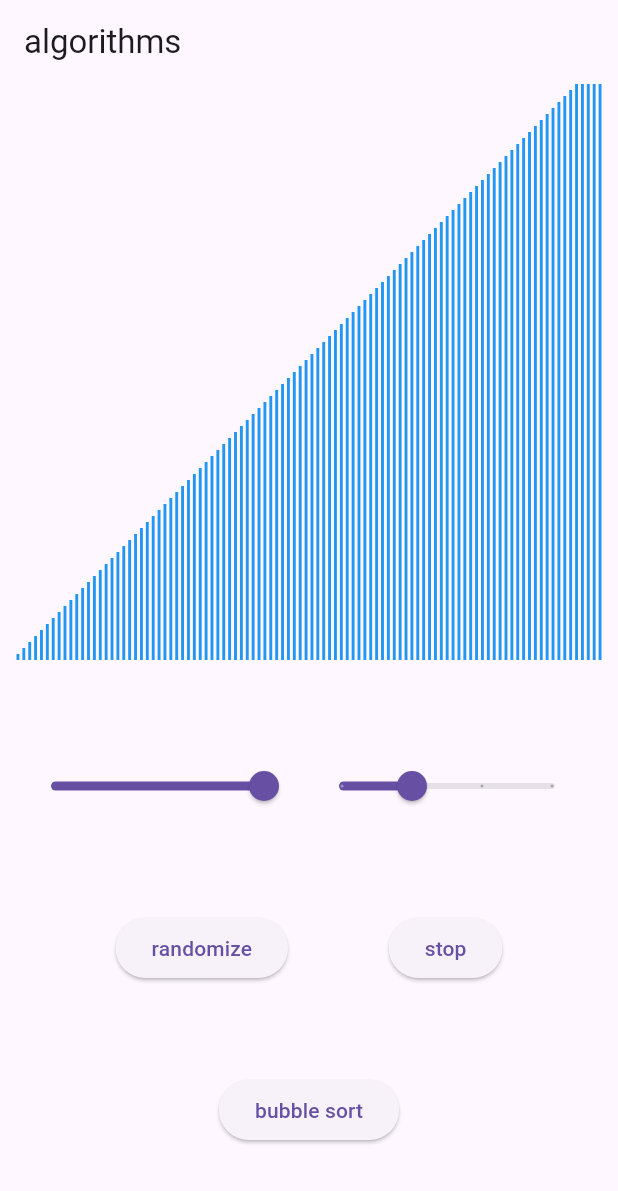
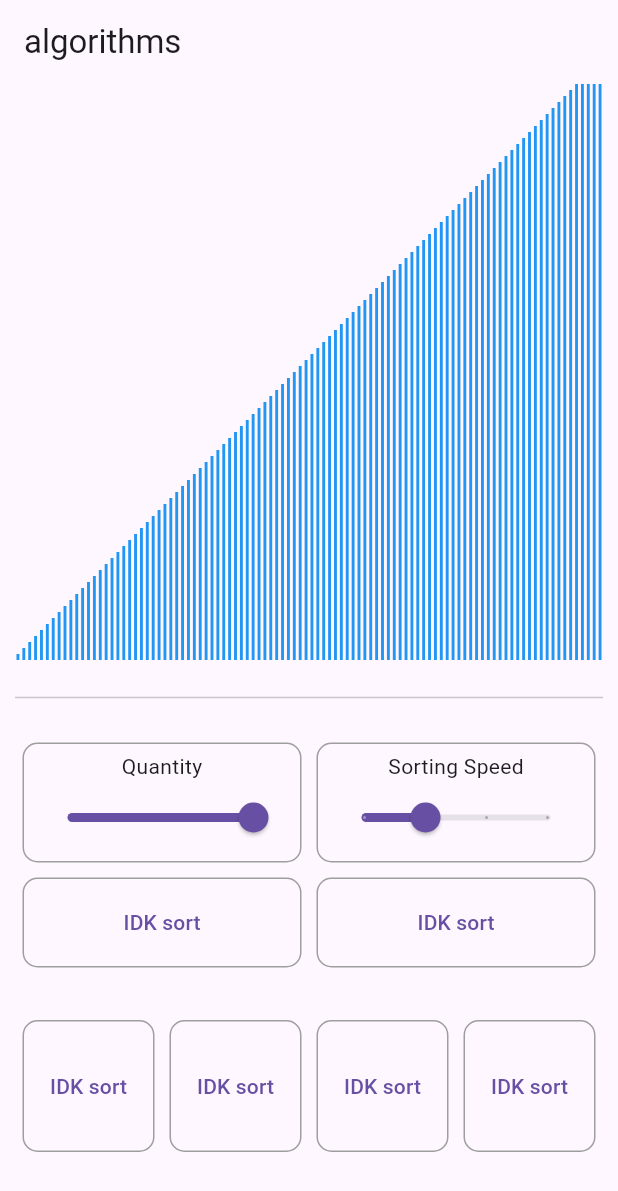
Before and after one commit to lucas-marianno/flutter_algorithm_visualizer, a Flutter app: the screen it shows after launch, on a phone screen of 412 x 824 dp. Shown: the top 1191 px of the screen. Run offline on Flutter 3.47's test engine with Material 3 defaults, Android fonts, the phone set to English and light mode, and no system bars.

Commit message:
refactoring and UI/UX improvemnts

```diff
--- a/lib/bar.dart
+++ b/lib/bar.dart
@@ -1,12 +1,9 @@
 import 'package:flutter/material.dart';
 
-enum BarState { unselected, selected, onChange }
-
-// ignore: must_be_immutable
 class Bar extends StatefulWidget {
-  Bar(this.value, {this.selected = false, super.key});
+  const Bar(this.value, {this.selected = false, super.key});
   final int value;
-  bool selected;
+  final bool selected;
 
   @override
   State<Bar> createState() => _BarState();
--- /dev/null
+++ b/lib/logic.dart
@@ -0,0 +1,43 @@
+import 'package:algorithm_visualizer/bar.dart';
+
+List<Bar> populate(int barHeight, int nOfBars) {
+  //bars.clear();
+  List<Bar> bars = [];
+
+  double multiplier = barHeight / nOfBars;
+
+  for (int i = 1; i <= nOfBars; i++) {
+    bars.add(Bar((i * multiplier).toInt()));
+  }
+  return bars;
+}
+
+Future<void> delay(int sortingSpeed, bool stopSort) async {
+  if (stopSort) return;
+  switch (sortingSpeed) {
+    case 1:
+      await Future.delayed(const Duration(milliseconds: 1000));
+      return;
+    case 2:
+      await Future.delayed(const Duration(milliseconds: 100));
+      return;
+    case 3:
+      await Future.delayed(const Duration(milliseconds: 1));
+      return;
+    default:
+      return;
+  }
+}
+
+String sortingSpeedLabel(int sortingSpeed) {
+  switch (sortingSpeed) {
+    case 1:
+      return 'slow af';
+    case 2:
+      return 'slow';
+    case 3:
+      return 'fast';
+    default:
+      return 'instant';
+  }
+}
--- a/lib/main.dart
+++ b/lib/main.dart
@@ -1,4 +1,7 @@
 import 'package:algorithm_visualizer/bar.dart';
+import 'package:algorithm_visualizer/widgets/buttom.dart';
+import 'package:algorithm_visualizer/widgets/custom_slider.dart';
+import 'package:algorithm_visualizer/logic.dart';
 import 'package:flutter/material.dart';
 
 void main() {
@@ -34,16 +37,6 @@ class _HomePageState extends State<HomePage> {
   List<Bar> bars = [];
   double multiplier = 1;
 
-  void populate(int quantity) {
-    bars.clear();
-
-    multiplier = barHeight / nOfBars;
-
-    for (int i = 1; i <= quantity; i++) {
-      bars.add(Bar((i * multiplier).toInt()));
-    }
-  }
-
   void randomize() {
     setState(() => bars.shuffle());
   }
@@ -68,7 +61,7 @@ class _HomePageState extends State<HomePage> {
         bars[i + 1] = tempBar;
       }
 
-      await Future.delayed(animationInterval);
+      await delay(sortingSpeed, stopSort);
       bars[i] = Bar(bars[i].value);
       bars[i + 1] = Bar(bars[i + 1].value);
     }
@@ -76,22 +69,9 @@ class _HomePageState extends State<HomePage> {
     bubbleSort(steps - 1, isSorted: isSorted);
   }
 
-  String sortingSpeedLabel() {
-    switch (sortingSpeed) {
-      case 1:
-        return 'slow af';
-      case 2:
-        return 'slow';
-      case 3:
-        return 'fast';
-      default:
-        return 'instant';
-    }
-  }
-
   @override
   void initState() {
-    populate(nOfBars);
+    bars = populate(barHeight, nOfBars);
     super.initState();
   }
 
@@ -112,27 +92,30 @@ class _HomePageState extends State<HomePage> {
             ),
             Expanded(
               child: Column(
-                mainAxisAlignment: MainAxisAlignment.spaceEvenly,
+                crossAxisAlignment: CrossAxisAlignment.stretch,
                 children: [
+                  const Divider(height: 50),
                   Row(
+                    mainAxisAlignment: MainAxisAlignment.spaceAround,
                     children: [
-                      Slider(
+                      MySlider(
+                        title: 'Quantity',
                         label: nOfBars.toString(),
                         value: nOfBars.toDouble(),
-                        divisions: 100,
                         min: 2,
                         max: 100,
+                        divisions: 100,
                         onChanged: (value) {
-                          stopSort = true;
-                          setState(() {});
+                          stop();
                           nOfBars = value.toInt();
-                          populate(nOfBars);
+                          bars = populate(barHeight, nOfBars);
                           setState(() {});
                         },
                       ),
-                      Slider(
+                      MySlider(
+                        title: 'Sorting Speed',
                         value: sortingSpeed.toDouble(),
-                        label: sortingSpeedLabel(),
+                        label: sortingSpeedLabel(sortingSpeed),
                         min: 1,
                         max: 4,
                         divisions: 3,
@@ -144,23 +127,48 @@ class _HomePageState extends State<HomePage> {
                     ],
                   ),
                   Row(
-                    mainAxisAlignment: MainAxisAlignment.spaceEvenly,
+                    mainAxisAlignment: MainAxisAlignment.spaceAround,
+                    mainAxisSize: MainAxisSize.min,
                     children: [
-                      ElevatedButton(onPressed: randomize, child: const Text('randomize')),
-                      ElevatedButton(onPressed: stop, child: const Text('stop'))
+                      MyButton(title: 'Randomize', onTap: randomize),
+                      MyButton(title: 'Stop', onTap: stop),
                     ],
                   ),
-                  Row(
-                    mainAxisAlignment: MainAxisAlignment.spaceEvenly,
+                  const SizedBox(height: 25),
+                  Expanded(
+                    child: GridView.count(
+                      crossAxisCount: 4,
                       children: [
-                      ElevatedButton(
-                        onPressed: () {
+                        MyButton(
+                          title: 'Bubble Sort',
+                          onTap: () {
                             stopSort = false;
                             bubbleSort(bars.length);
                           },
-                        child: const Text('bubble sort'),
+                        ),
+                        MyButton(
+                          title: 'Merge Sort',
+                          onTap: () {
+                            stopSort = false;
+                            //TODO:
+                          },
+                        ),
+                        MyButton(
+                          title: 'Pogo Sort',
+                          onTap: () {
+                            stopSort = false;
+                            //TODO:
+                          },
+                        ),
+                        MyButton(
+                          title: 'IDK Sort',
+                          onTap: () {
+                            stopSort = false;
+                            //TODO:
+                          },
                         ),
                       ],
+                    ),
                   ),
                 ],
               ),
--- /dev/null
+++ b/lib/widgets/borded_container.dart
@@ -0,0 +1,25 @@
+import 'package:flutter/material.dart';
+
+class MyBordedContainer extends StatelessWidget {
+  const MyBordedContainer({required this.child, this.height, this.width, super.key});
+  final Widget child;
+  final double? height;
+  final double? width;
+
+  @override
+  Widget build(BuildContext context) {
+    return Expanded(
+      child: Container(
+        height: height,
+        width: width,
+        margin: const EdgeInsets.all(5),
+        padding: const EdgeInsets.all(5),
+        decoration: BoxDecoration(
+          border: Border.all(color: Colors.grey),
+          borderRadius: BorderRadius.circular(10),
+        ),
+        child: child,
+      ),
+    );
+  }
+}
--- /dev/null
+++ b/lib/widgets/buttom.dart
@@ -0,0 +1,18 @@
+import 'package:algorithm_visualizer/widgets/borded_container.dart';
+import 'package:flutter/material.dart';
+
+class MyButton extends StatelessWidget {
+  const MyButton({required this.title, required this.onTap, super.key});
+  final String title;
+  final void Function() onTap;
+
+  @override
+  Widget build(BuildContext context) {
+    return MyBordedContainer(
+      child: TextButton(
+        onPressed: onTap,
+        child: const Text('IDK sort'),
+      ),
+    );
+  }
+}
--- /dev/null
+++ b/lib/widgets/custom_slider.dart
@@ -0,0 +1,41 @@
+import 'package:algorithm_visualizer/widgets/borded_container.dart';
+import 'package:flutter/material.dart';
+
+class MySlider extends StatelessWidget {
+  const MySlider({
+    required this.title,
+    required this.label,
+    required this.value,
+    required this.onChanged,
+    required this.divisions,
+    required this.min,
+    required this.max,
+    super.key,
+  });
+  final String title;
+  final String label;
+  final double value;
+  final void Function(double) onChanged;
+  final int divisions;
+  final double min;
+  final double max;
+
+  @override
+  Widget build(BuildContext context) {
+    return MyBordedContainer(
+      child: Column(
+        children: [
+          Text(title),
+          Slider(
+            label: label,
+            value: value,
+            min: min,
+            max: max,
+            divisions: divisions,
+            onChanged: onChanged,
+          ),
+        ],
+      ),
+    );
+  }
+}
```
Lines whose indentation alone changed are shown as unchanged.
